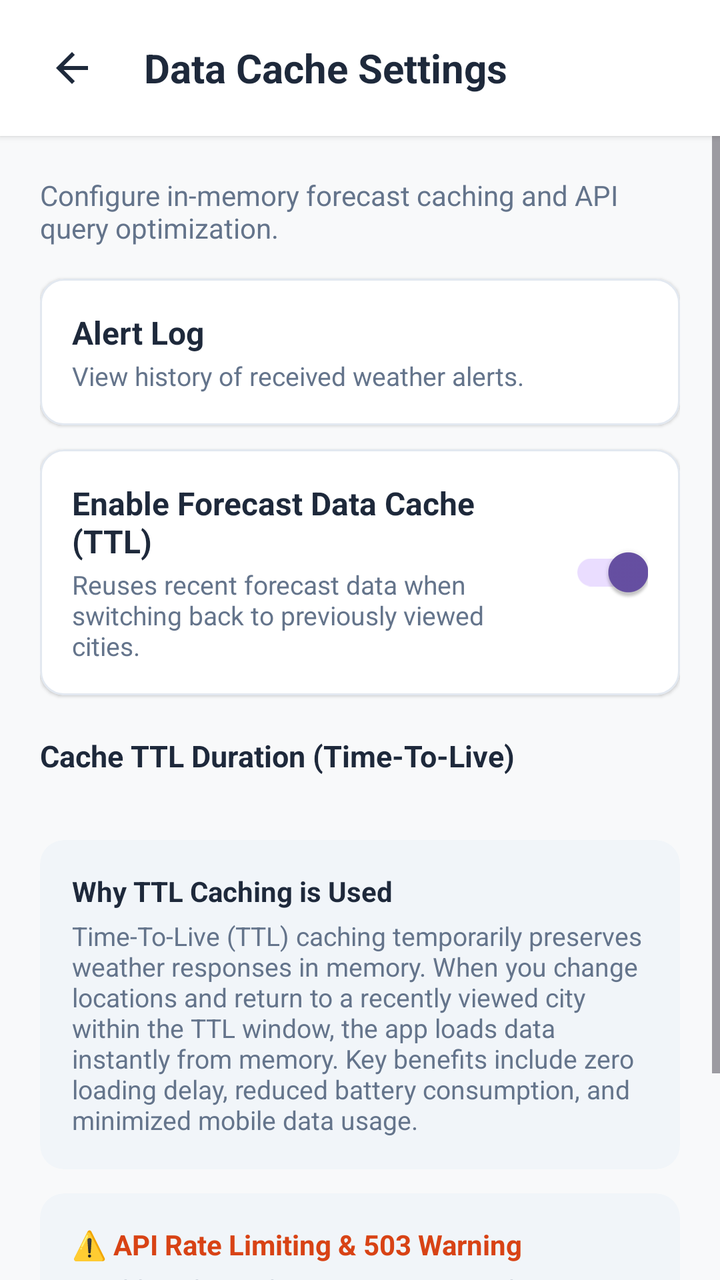
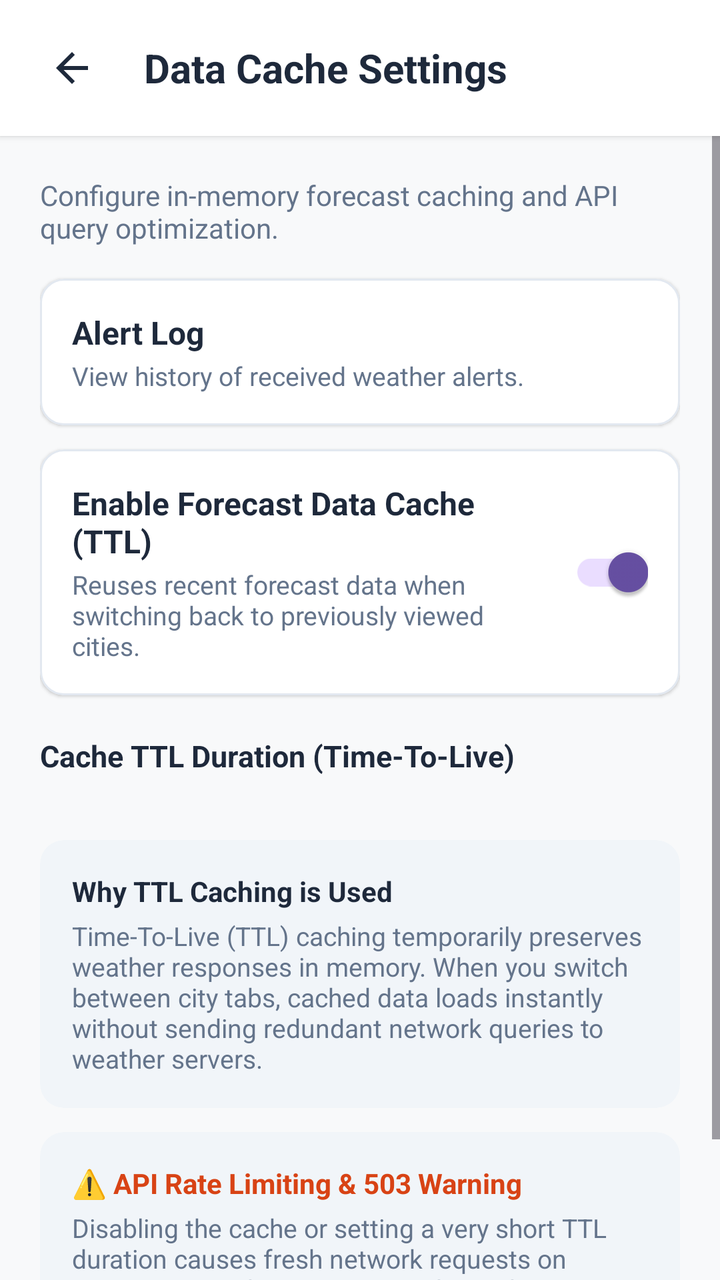

Two renders of the same Android screen: before a commit and after it. Below are the layout's source before the change and the commit's diff.
<!-- AndroidManifest.xml: application theme Theme.WeatherAPP -->
<!-- res/layout/dialog_cache_settings.xml -->
<?xml version="1.0" encoding="utf-8"?>
<LinearLayout xmlns:android="http://schemas.android.com/apk/res/android"
    xmlns:app="http://schemas.android.com/apk/res-auto"
    xmlns:tools="http://schemas.android.com/tools"
    android:id="@+id/layoutCacheSettingsRoot"
    android:layout_width="match_parent"
    android:layout_height="match_parent"
    android:background="@color/background_light"
    android:orientation="vertical">

    
    <com.google.android.material.card.MaterialCardView
        android:id="@+id/cardHeader"
        android:layout_width="match_parent"
        android:layout_height="wrap_content"
        app:cardBackgroundColor="@color/surface_card"
        app:cardCornerRadius="0dp"
        app:cardElevation="2dp"
        app:strokeWidth="0dp">

        <LinearLayout
            android:layout_width="match_parent"
            android:layout_height="wrap_content"
            android:gravity="center_vertical"
            android:orientation="horizontal"
            android:paddingHorizontal="16dp"
            android:paddingVertical="14dp">

            <ImageButton
                android:id="@+id/btnBack"
                android:layout_width="40dp"
                android:layout_height="40dp"
                android:background="?attr/selectableItemBackgroundBorderless"
                android:contentDescription="Back"
                android:padding="8dp"
                android:scaleType="fitCenter"
                android:src="@drawable/ic_back"
                app:tint="@color/text_primary" />

            <TextView
                android:id="@+id/tvHeaderTitle"
                android:layout_width="wrap_content"
                android:layout_height="wrap_content"
                android:layout_marginStart="16dp"
                android:text="Data Cache Settings"
                android:textColor="@color/text_primary"
                android:textSize="20sp"
                android:textStyle="bold" />

        </LinearLayout>

    </com.google.android.material.card.MaterialCardView>

    <ScrollView
        android:layout_width="match_parent"
        android:layout_height="match_parent"
        android:fillViewport="true">

        <LinearLayout
            android:layout_width="match_parent"
            android:layout_height="wrap_content"
            android:orientation="vertical"
            android:padding="20dp">

            <TextView
                android:id="@+id/tvCacheHeaderDesc"
                android:layout_width="wrap_content"
                android:layout_height="wrap_content"
                android:layout_marginBottom="16dp"
                android:text="Configure in-memory forecast caching and API query optimization."
                android:textColor="@color/text_secondary"
                android:textSize="14sp" />

            
            <com.google.android.material.card.MaterialCardView
                android:id="@+id/cardAlertLog"
                android:layout_width="match_parent"
                android:layout_height="wrap_content"
                android:layout_marginBottom="12dp"
                app:cardBackgroundColor="@color/surface_card"
                app:cardCornerRadius="12dp"
                app:cardElevation="1dp"
                app:strokeColor="@color/divider_color"
                app:strokeWidth="1dp">

                <LinearLayout
                    android:layout_width="match_parent"
                    android:layout_height="wrap_content"
                    android:gravity="center_vertical"
                    android:orientation="vertical"
                    android:padding="16dp">

                    <TextView
                        android:id="@+id/tvAlertLogTitle"
                        android:layout_width="wrap_content"
                        android:layout_height="wrap_content"
                        android:text="@string/alert_log_title"
                        android:textColor="@color/text_primary"
                        android:textSize="16sp"
                        android:textStyle="bold" />

                    <TextView
                        android:id="@+id/tvAlertLogDesc"
                        android:layout_width="wrap_content"
                        android:layout_height="wrap_content"
                        android:layout_marginTop="2dp"
                        android:text="@string/alert_log_desc"
                        android:textColor="@color/text_secondary"
                        android:textSize="13sp" />

                </LinearLayout>

            </com.google.android.material.card.MaterialCardView>

            
            <com.google.android.material.card.MaterialCardView
                android:id="@+id/cardCacheSwitch"
                android:layout_width="match_parent"
                android:layout_height="wrap_content"
                app:cardBackgroundColor="@color/surface_card"
                app:cardCornerRadius="12dp"
                app:cardElevation="1dp"
                app:strokeColor="@color/divider_color"
                app:strokeWidth="1dp">

                <LinearLayout
                    android:layout_width="match_parent"
                    android:layout_height="wrap_content"
                    android:gravity="center_vertical"
                    android:orientation="horizontal"
                    android:padding="16dp">

                    <LinearLayout
                        android:layout_width="0dp"
                        android:layout_height="wrap_content"
                        android:layout_marginEnd="12dp"
                        android:layout_weight="1"
                        android:orientation="vertical">

                        <TextView
                            android:id="@+id/tvCacheSwitchTitle"
                            android:layout_width="wrap_content"
                            android:layout_height="wrap_content"
                            android:text="Enable Forecast Data Cache (TTL)"
                            android:textColor="@color/text_primary"
                            android:textSize="16sp"
                            android:textStyle="bold" />

                        <TextView
                            android:id="@+id/tvCacheSwitchDesc"
                            android:layout_width="wrap_content"
                            android:layout_height="wrap_content"
                            android:layout_marginTop="2dp"
                            android:text="Reuses recent forecast data when switching back to previously viewed cities."
                            android:textColor="@color/text_secondary"
                            android:textSize="13sp" />

                    </LinearLayout>

                    <com.google.android.material.switchmaterial.SwitchMaterial
                        android:id="@+id/switchCacheEnabled"
                        android:layout_width="wrap_content"
                        android:layout_height="wrap_content"
                        android:checked="true" />

                </LinearLayout>

            </com.google.android.material.card.MaterialCardView>

            
            <TextView
                android:id="@+id/tvTtlHeader"
                android:layout_width="wrap_content"
                android:layout_height="wrap_content"
                android:layout_marginTop="20dp"
                android:layout_marginBottom="8dp"
                android:text="Cache TTL Duration (Time-To-Live)"
                android:textColor="@color/text_primary"
                android:textSize="15sp"
                android:textStyle="bold" />

            <LinearLayout
                android:id="@+id/layoutTtlOptions"
                android:layout_width="match_parent"
                android:layout_height="wrap_content"
                android:orientation="vertical">

                <RadioGroup
                    android:id="@+id/rgTtlDuration"
                    android:layout_width="match_parent"
                    android:layout_height="wrap_content"
                    android:orientation="vertical" />

            </LinearLayout>

            
            <com.google.android.material.card.MaterialCardView
                android:id="@+id/cardTtlReasoning"
                android:layout_width="match_parent"
                android:layout_height="wrap_content"
                android:layout_marginTop="24dp"
                app:cardBackgroundColor="@color/surface_card_secondary"
                app:cardCornerRadius="12dp"
                app:cardElevation="0dp"
                app:strokeWidth="0dp">

                <LinearLayout
                    android:layout_width="match_parent"
                    android:layout_height="wrap_content"
                    android:orientation="vertical"
                    android:padding="16dp">

                    <TextView
                        android:id="@+id/tvTtlReasoningHeader"
                        android:layout_width="wrap_content"
                        android:layout_height="wrap_content"
                        android:text="Why TTL Caching is Used"
                        android:textColor="@color/text_primary"
                        android:textSize="14sp"
                        android:textStyle="bold" />

                    <TextView
                        android:id="@+id/tvTtlReasoningDesc"
                        android:layout_width="wrap_content"
                        android:layout_height="wrap_content"
                        android:layout_marginTop="4dp"
                        android:text="Time-To-Live (TTL) caching temporarily preserves weather responses in memory. When you change locations and return to a recently viewed city within the TTL window, the app loads data instantly from memory. Key benefits include zero loading delay, reduced battery consumption, and minimized mobile data usage."
                        android:textColor="@color/text_secondary"
                        android:textSize="13sp" />

                </LinearLayout>

            </com.google.android.material.card.MaterialCardView>

            
            <com.google.android.material.card.MaterialCardView
                android:id="@+id/cardRateLimiting"
                android:layout_width="match_parent"
                android:layout_height="wrap_content"
                android:layout_marginTop="12dp"
                app:cardBackgroundColor="@color/surface_card_secondary"
                app:cardCornerRadius="12dp"
                app:cardElevation="0dp"
                app:strokeWidth="0dp">

                <LinearLayout
                    android:layout_width="match_parent"
                    android:layout_height="wrap_content"
                    android:orientation="vertical"
                    android:padding="16dp">

                    <TextView
                        android:id="@+id/tvRateLimitingHeader"
                        android:layout_width="wrap_content"
                        android:layout_height="wrap_content"
                        android:text="⚠️ API Rate Limiting &amp; 503 Warning"
                        android:textColor="@color/temp_high"
                        android:textSize="14sp"
                        android:textStyle="bold" />

                    <TextView
                        android:id="@+id/tvRateLimitingDesc"
                        android:layout_width="wrap_content"
                        android:layout_height="wrap_content"
                        android:layout_marginTop="4dp"
                        android:text="Disabling the cache or setting a very short TTL duration causes fresh network requests on every city switch. Querying weather servers too frequently can lead to HTTP 503 Service Unavailable errors, API rate limiting, or temporary IP throttling by weather data providers."
                        android:textColor="@color/text_secondary"
                        android:textSize="13sp" />

                </LinearLayout>

            </com.google.android.material.card.MaterialCardView>

        </LinearLayout>

    </ScrollView>

</LinearLayout>
<!-- resources referenced by this layout -->
<resources>
  <color name="background_light">#F8F9FA</color>
  <color name="divider_color">#E2E8F0</color>
  <color name="surface_card">#FFFFFF</color>
  <color name="surface_card_secondary">#F1F5F9</color>
  <color name="temp_high">#D84315</color>
  <color name="text_primary">#1E293B</color>
  <color name="text_secondary">#64748B</color>
  <!-- drawable ic_back (drawable) -->
  <vector xmlns:android="http://schemas.android.com/apk/res/android"
      android:width="24dp"
      android:height="24dp"
      android:viewportWidth="24"
      android:viewportHeight="24">
    <path
        android:fillColor="@color/text_primary"
        android:pathData="M20,11H7.83l5.59,-5.59L12,4l-8,8 8,8 1.41,-1.41L7.83,13H20v-2z"/>
  </vector>
  <string name="alert_log_desc">View history of received weather alerts.</string>
  <string name="alert_log_title">Alert Log</string>
  <style name="Theme.WeatherAPP" parent="Base.Theme.WeatherAPP" />
  <style name="Base.Theme.WeatherAPP" parent="Theme.Material3.DayNight.NoActionBar">
          <item name="android:statusBarColor">@color/surface_card</item>
          <item name="android:windowLightStatusBar">true</item>
      </style>
</resources>

<!-- the commit's change to res/layout/dialog_cache_settings.xml (unified diff, before → after) -->
@@ -31,7 +31,7 @@
                 android:layout_width="40dp"
                 android:layout_height="40dp"
                 android:background="?attr/selectableItemBackgroundBorderless"
-                android:contentDescription="Back"
+                android:contentDescription="@string/cd_back"
                 android:padding="8dp"
                 android:scaleType="fitCenter"
                 android:src="@drawable/ic_back"
@@ -42,7 +42,7 @@
                 android:layout_width="wrap_content"
                 android:layout_height="wrap_content"
                 android:layout_marginStart="16dp"
-                android:text="Data Cache Settings"
+                android:text="@string/title_cache_settings"
                 android:textColor="@color/text_primary"
                 android:textSize="20sp"
                 android:textStyle="bold" />
@@ -67,7 +67,7 @@
                 android:layout_width="wrap_content"
                 android:layout_height="wrap_content"
                 android:layout_marginBottom="16dp"
-                android:text="Configure in-memory forecast caching and API query optimization."
+                android:text="@string/desc_cache_settings"
                 android:textColor="@color/text_secondary"
                 android:textSize="14sp" />
 
@@ -141,7 +141,7 @@
                             android:id="@+id/tvCacheSwitchTitle"
                             android:layout_width="wrap_content"
                             android:layout_height="wrap_content"
-                            android:text="Enable Forecast Data Cache (TTL)"
+                            android:text="@string/title_enable_cache_ttl"
                             android:textColor="@color/text_primary"
                             android:textSize="16sp"
                             android:textStyle="bold" />
@@ -151,7 +151,7 @@
                             android:layout_width="wrap_content"
                             android:layout_height="wrap_content"
                             android:layout_marginTop="2dp"
-                            android:text="Reuses recent forecast data when switching back to previously viewed cities."
+                            android:text="@string/desc_enable_cache_ttl"
                             android:textColor="@color/text_secondary"
                             android:textSize="13sp" />
 
@@ -174,7 +174,7 @@
                 android:layout_height="wrap_content"
                 android:layout_marginTop="20dp"
                 android:layout_marginBottom="8dp"
-                android:text="Cache TTL Duration (Time-To-Live)"
+                android:text="@string/title_cache_ttl_duration"
                 android:textColor="@color/text_primary"
                 android:textSize="15sp"
                 android:textStyle="bold" />
@@ -214,7 +214,7 @@
                         android:id="@+id/tvTtlReasoningHeader"
                         android:layout_width="wrap_content"
                         android:layout_height="wrap_content"
-                        android:text="Why TTL Caching is Used"
+                        android:text="@string/title_why_ttl_caching"
                         android:textColor="@color/text_primary"
                         android:textSize="14sp"
                         android:textStyle="bold" />
@@ -224,7 +224,7 @@
                         android:layout_width="wrap_content"
                         android:layout_height="wrap_content"
                         android:layout_marginTop="4dp"
-                        android:text="Time-To-Live (TTL) caching temporarily preserves weather responses in memory. When you change locations and return to a recently viewed city within the TTL window, the app loads data instantly from memory. Key benefits include zero loading delay, reduced battery consumption, and minimized mobile data usage."
+                        android:text="@string/desc_why_ttl_caching"
                         android:textColor="@color/text_secondary"
                         android:textSize="13sp" />
 
@@ -253,7 +253,7 @@
                         android:id="@+id/tvRateLimitingHeader"
                         android:layout_width="wrap_content"
                         android:layout_height="wrap_content"
-                        android:text="⚠️ API Rate Limiting &amp; 503 Warning"
+                        android:text="@string/title_api_rate_limiting_warning"
                         android:textColor="@color/temp_high"
                         android:textSize="14sp"
                         android:textStyle="bold" />
@@ -263,7 +263,7 @@
                         android:layout_width="wrap_content"
                         android:layout_height="wrap_content"
                         android:layout_marginTop="4dp"
-                        android:text="Disabling the cache or setting a very short TTL duration causes fresh network requests on every city switch. Querying weather servers too frequently can lead to HTTP 503 Service Unavailable errors, API rate limiting, or temporary IP throttling by weather data providers."
+                        android:text="@string/desc_api_rate_limiting_warning"
                         android:textColor="@color/text_secondary"
                         android:textSize="13sp" />
 
<!-- resource entries referenced after the edit -->
@@ -19,6 +19,16 @@
   </vector>
   <string name="alert_log_desc">View history of received weather alerts.</string>
   <string name="alert_log_title">Alert Log</string>
+  <string name="cd_back">Back</string>
+  <string name="desc_api_rate_limiting_warning">Disabling the cache or setting a very short TTL duration causes fresh network requests on every city switch. Frequent rapid switching may trigger HTTP 503 rate-limit errors from weather providers.</string>
+  <string name="desc_cache_settings">Configure in-memory forecast caching and API query optimization.</string>
+  <string name="desc_enable_cache_ttl">Reuses recent forecast data when switching back to previously viewed cities.</string>
+  <string name="desc_why_ttl_caching">Time-To-Live (TTL) caching temporarily preserves weather responses in memory. When you switch between city tabs, cached data loads instantly without sending redundant network queries to weather servers.</string>
+  <string name="title_api_rate_limiting_warning">⚠️ API Rate Limiting &amp; 503 Warning</string>
+  <string name="title_cache_settings">Data Cache Settings</string>
+  <string name="title_cache_ttl_duration">Cache TTL Duration (Time-To-Live)</string>
+  <string name="title_enable_cache_ttl">Enable Forecast Data Cache (TTL)</string>
+  <string name="title_why_ttl_caching">Why TTL Caching is Used</string>
   <style name="Theme.WeatherAPP" parent="Base.Theme.WeatherAPP" />
   <style name="Base.Theme.WeatherAPP" parent="Theme.Material3.DayNight.NoActionBar">
           <item name="android:statusBarColor">@color/surface_card</item>
